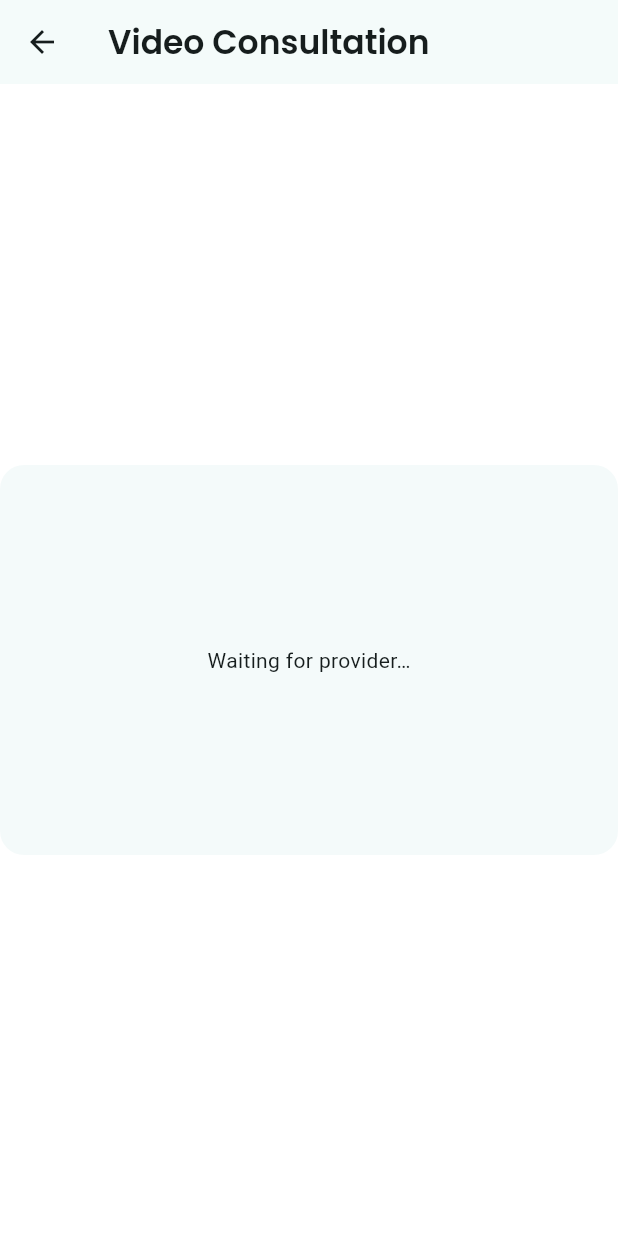
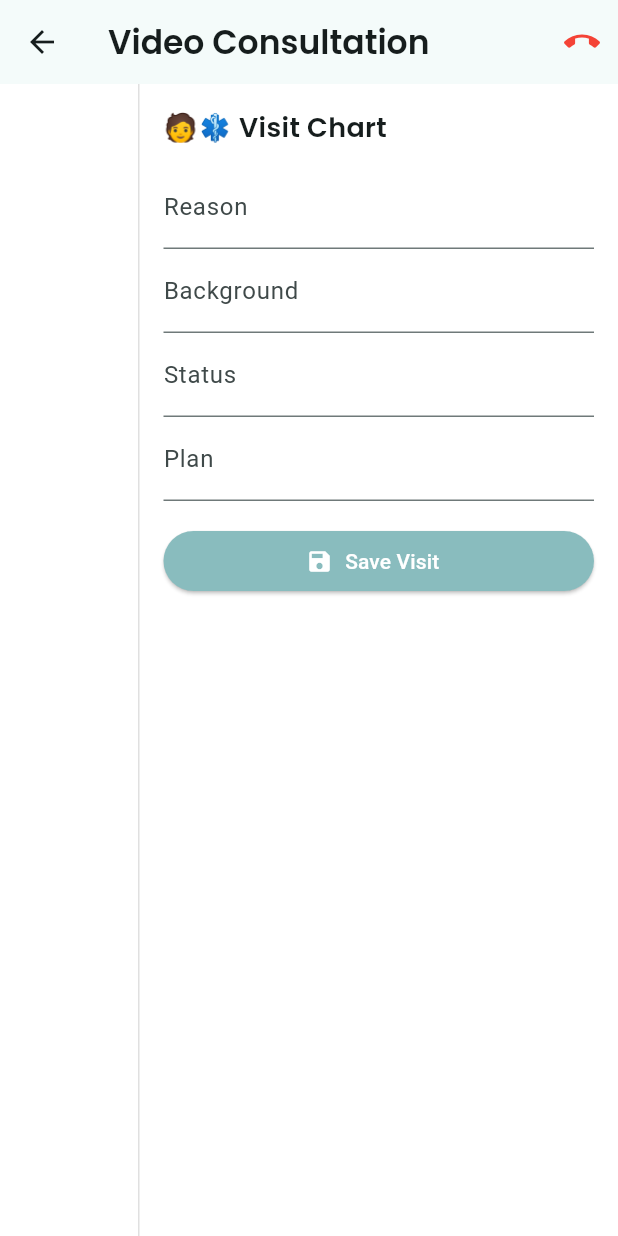
Before and after one commit to pisaraterveys/curadomusapp, a Flutter app: the VideoCallScreen screen opened directly with empty values, on a phone screen of 412 x 824 dp. Run offline on Flutter 3.47's test engine with Material 3 defaults, Android fonts, the phone set to English and light mode, and no system bars; our stand-ins replace cloud_firestore, firebase_auth, firebase_core, google_fonts; missing offline and left inert: livekit_client; accounts and stored records are empty; network calls fail.

Commit message:
Update: ResidentProfile, VideoCall, ProfessionalVideoCall, CallQueue screens with patientId integration

```diff
--- a/lib/video_call_screen.dart
+++ b/lib/video_call_screen.dart
@@ -9,14 +9,14 @@ import 'package:livekit_client/livekit_client.dart' as lk;
 class VideoCallScreen extends StatefulWidget {
   final String room; // e.g. "curadomus_<uid>"
   final String userName; // display name
-  final String? patientUid; // defaults to FirebaseAuth.currentUser?.uid
-  final String? callDocId; // ✅ link to Firestore call doc created in profile screen
+  final String? patientId; // ✅ stable patient ID (not just Firebase uid)
+  final String? callDocId; // Firestore call doc
 
   const VideoCallScreen({
     super.key,
     required this.room,
     required this.userName,
-    this.patientUid,
+    this.patientId,
     this.callDocId,
   });
 
@@ -32,8 +32,13 @@ class _VideoCallScreenState extends State<VideoCallScreen> {
   bool _joining = true;
   bool _ended = false;
   String? _callDocId;
+  lk.VideoTrack? _remoteVideoTrack;
 
-  lk.VideoTrack? _remoteVideoTrack;
+  // Chart form controllers
+  final _reasonCtrl = TextEditingController();
+  final _backgroundCtrl = TextEditingController();
+  final _statusCtrl = TextEditingController();
+  final _planCtrl = TextEditingController();
 
   @override
   void initState() {
@@ -81,7 +86,6 @@ class _VideoCallScreenState extends State<VideoCallScreen> {
 
   Future<void> _startCallFlow() async {
     try {
-      // ✅ Use provided call doc id (already created in profile screen)
       _callDocId = widget.callDocId;
 
       final data = await _fetchLiveKitToken();
@@ -95,20 +99,15 @@ class _VideoCallScreenState extends State<VideoCallScreen> {
         ),
       );
 
-      // listen for events
       room.events.listen((event) {
-        debugPrint("📡 [PATIENT] Event: $event");
+        debugPrint("📡 [VIDEO EVENT] $event");
         if (event is lk.TrackSubscribedEvent &&
             event.track is lk.VideoTrack) {
-          setState(() {
-            _remoteVideoTrack = event.track as lk.VideoTrack;
-          });
+          setState(() => _remoteVideoTrack = event.track as lk.VideoTrack);
         }
         if (event is lk.TrackUnsubscribedEvent &&
             event.track is lk.VideoTrack) {
-          setState(() {
-            _remoteVideoTrack = null;
-          });
+          setState(() => _remoteVideoTrack = null);
         }
       });
 
@@ -122,19 +121,19 @@ class _VideoCallScreenState extends State<VideoCallScreen> {
       });
     } catch (e) {
       setState(() => _joining = false);
-      debugPrint("❌ Patient error: $e");
+      debugPrint("❌ Video error: $e");
     }
   }
 
   Future<void> _endCall() async {
     if (_ended) return;
     _ended = true;
+
     try {
       await _room?.disconnect();
       _room?.dispose();
     } catch (_) {}
 
-    // ✅ Update existing call doc instead of creating a new one
     if (_callDocId != null) {
       await _db.collection('calls').doc(_callDocId!).update({
         'status': 'ended',
@@ -143,6 +142,31 @@ class _VideoCallScreenState extends State<VideoCallScreen> {
     }
 
     if (mounted) Navigator.of(context).maybePop();
+  }
+
+  Future<void> _saveVisit() async {
+    final provider = _auth.currentUser;
+    if (provider == null || widget.patientId == null) return;
+
+    await _db.collection("visits").add({
+      "patientId": widget.patientId, // ✅ stable patient id
+      "providerId": provider.uid,
+      "providerName": widget.userName,
+      "reason": _reasonCtrl.text.trim(),
+      "background": _backgroundCtrl.text.trim(),
+      "status": _statusCtrl.text.trim(),
+      "plan": _planCtrl.text.trim(),
+      "createdAt": FieldValue.serverTimestamp(),
+    });
+
+    ScaffoldMessenger.of(context).showSnackBar(
+      const SnackBar(content: Text("✅ Visit saved")),
+    );
+
+    _reasonCtrl.clear();
+    _backgroundCtrl.clear();
+    _statusCtrl.clear();
+    _planCtrl.clear();
   }
 
   @override
@@ -154,7 +178,6 @@ class _VideoCallScreenState extends State<VideoCallScreen> {
   Widget _remoteVideo() {
     if (_remoteVideoTrack == null) {
       return Container(
-        height: 260,
         alignment: Alignment.center,
         decoration: BoxDecoration(
           color: const Color(0xFFF4FAFA),
@@ -209,20 +232,75 @@ class _VideoCallScreenState extends State<VideoCallScreen> {
         appBar: AppBar(
           title: Text("Video Consultation",
               style: GoogleFonts.poppins(fontWeight: FontWeight.w600)),
+          actions: [
+            IconButton(
+              icon: const Icon(Icons.call_end, color: Colors.red),
+              onPressed: _endCall,
             ),
-        body: Center(
-          child: ConstrainedBox(
-            constraints: BoxConstraints(maxWidth: maxW),
+          ],
+        ),
+        body: Row(
+          children: [
+            // Video area
+            Expanded(
+              flex: 3,
+              child: Center(
                 child: _joining
                     ? const CircularProgressIndicator()
                     : Stack(
                         children: [
-                      _remoteVideo(),
+                          Positioned.fill(child: _remoteVideo()),
                           _localVideo(),
                         ],
                       ),
               ),
             ),
+
+            // Chart sidebar
+            Container(
+              width: 320,
+              padding: const EdgeInsets.all(16),
+              decoration: const BoxDecoration(
+                border: Border(left: BorderSide(color: Colors.black12)),
+                color: Colors.white,
+              ),
+              child: ListView(
+                children: [
+                  Text("🧑‍⚕️ Visit Chart",
+                      style: GoogleFonts.poppins(
+                          fontSize: 18, fontWeight: FontWeight.w600)),
+                  const SizedBox(height: 12),
+                  TextField(
+                    controller: _reasonCtrl,
+                    decoration: const InputDecoration(labelText: "Reason"),
+                  ),
+                  TextField(
+                    controller: _backgroundCtrl,
+                    decoration: const InputDecoration(labelText: "Background"),
+                  ),
+                  TextField(
+                    controller: _statusCtrl,
+                    decoration: const InputDecoration(labelText: "Status"),
+                  ),
+                  TextField(
+                    controller: _planCtrl,
+                    decoration: const InputDecoration(labelText: "Plan"),
+                  ),
+                  const SizedBox(height: 16),
+                  ElevatedButton.icon(
+                    style: ElevatedButton.styleFrom(
+                      backgroundColor: const Color(0xFF89bcbe),
+                      foregroundColor: Colors.white,
+                    ),
+                    onPressed: _saveVisit,
+                    icon: const Icon(Icons.save),
+                    label: const Text("Save Visit"),
+                  ),
+                ],
+              ),
+            ),
+          ],
+        ),
       ),
     );
   }
```
Also changed, not shown: lib/all_queue_screen.dart (+38 -26 lines), lib/professional_video_call_screen.dart (+237 -179 lines), lib/resident_profile_screen.dart (+66 -13 lines). Lines whose indentation alone changed are shown as unchanged.
